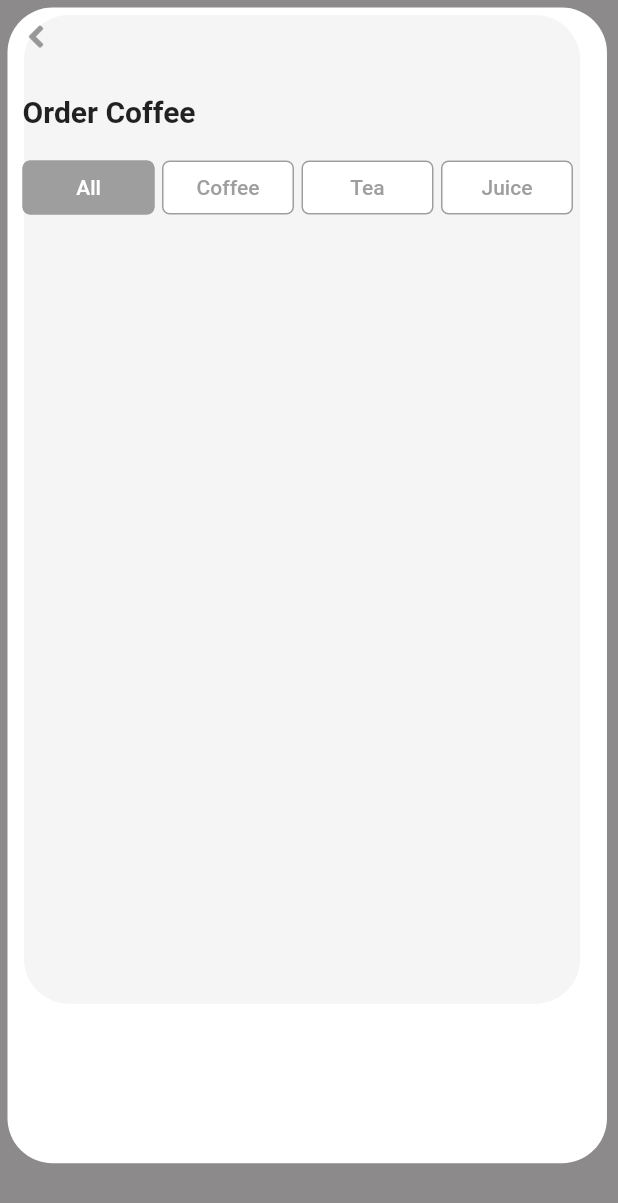
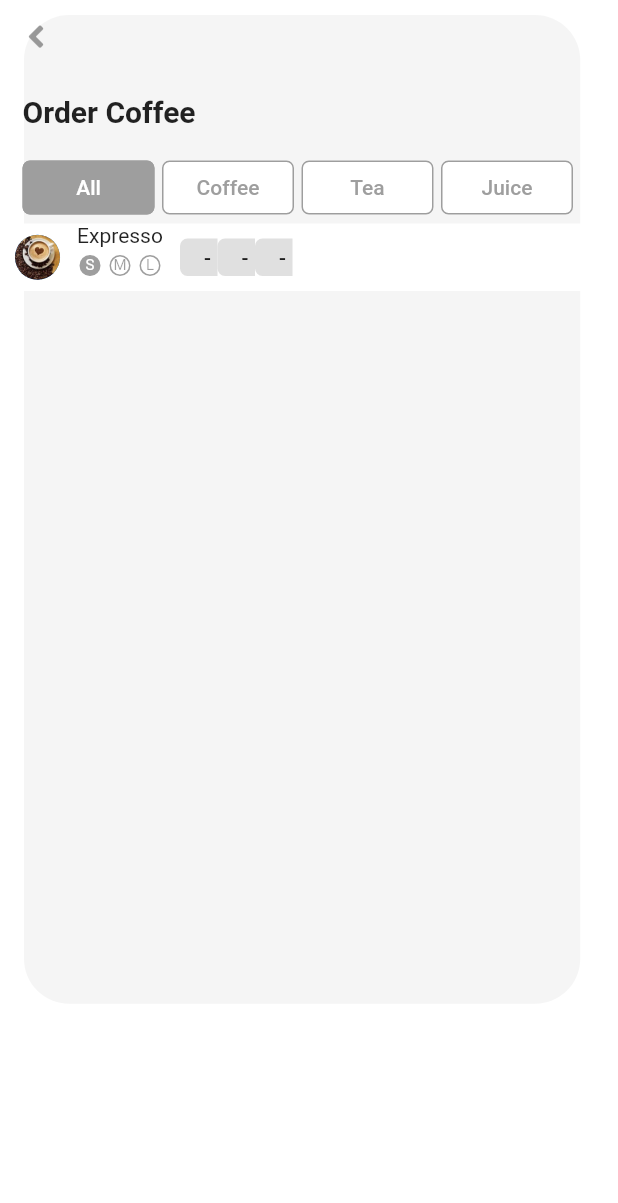
Before and after one commit to jjbordonfranco/ordercoffee, a Flutter app: the screen it shows after launch, on a phone screen of 412 x 824 dp. Shown: the top 1203 px of the screen. Run offline on Flutter 3.47's test engine with Material 2 defaults, Android fonts, the phone set to English and light mode, and no system bars; our stand-ins replace font_awesome_flutter.

```diff
--- a/lib/main.dart
+++ b/lib/main.dart
@@ -5,6 +5,7 @@ import 'package:ordercoffee/src/pages/home_page.dart';
 void main() => runApp(MyApp());
 
 class MyApp extends StatelessWidget {
+
   @override
   Widget build(BuildContext context) {
     return MaterialApp(
--- a/lib/src/pages/home_page.dart
+++ b/lib/src/pages/home_page.dart
@@ -8,7 +8,6 @@ import 'package:ordercoffee/src/widgets/top_app_bar.dart';
 class HomePage extends StatelessWidget {
   const HomePage({Key key}) : super(key: key);
 
-  @override
   Widget build(BuildContext context) {
     return Scaffold(
        body: SafeArea(
@@ -24,12 +23,99 @@ class HomePage extends StatelessWidget {
                     scrollDirection: Axis.horizontal,
                     child: BotonesDesplazables(),
                   ),
+                  ListaArticulos(),
                 ],
               )
             ]
           ),
        ),
     );
+  }
+}
+
+class ListaArticulos extends StatelessWidget {
+  @override
+  Widget build(BuildContext context) {
+    return Container(
+      height: 45.0,
+      color: Colors.white,
+      child: Row(
+        children: <Widget>[
+          SizedBox(width: 10.0),
+          imagenRedondeada('assets/capuccino.jpeg'),
+          SizedBox(width:10.0),
+          producto('Expresso'),
+          SizedBox(width:10.0),
+          cantidadProducto(),
+        ],
+      ),
+    );
+    }
+
+  //iconos para seleccionar la cantidad del producto
+  Widget cantidadProducto(){
+    return Row(
+      children: <Widget>[
+        dibujaBoton('-'),
+        dibujaBoton('-'),
+        dibujaBoton('-'),
+      ],
+    );
+  }
+
+  Widget dibujaBoton(String texto){
+    return SizedBox(
+      width: 25.0,
+      height: 25.0,
+      child: FlatButton(
+        shape: RoundedRectangleBorder(
+          borderRadius: BorderRadius.only(
+            topLeft: Radius.circular(5.0),
+            bottomLeft: Radius.circular(5.0),
+          ),
+        ),
+        color: Colors.grey[300],
+        onPressed: (){},
+        child:  Text(texto,textAlign: TextAlign.right,),  //Center alinea texto en vertical
+      ),
+    );
+  }
+
+  Widget imagenRedondeada(String enlace){
+    return CircleAvatar(
+          radius: 15.0,
+          backgroundImage:   AssetImage(enlace),
+        );
+  }
+
+  Widget producto(String descripcion){
+    return Column(
+      children: <Widget>[
+        Text(descripcion),
+        SizedBox(height:5.0),
+        Row(
+          crossAxisAlignment: CrossAxisAlignment.start ,
+          children: <Widget>[
+            icono('S', true),
+            icono('M', false),
+            icono('L', false),
+          ],
+        ),
+      ],
+    );
+  }
+
+  Widget icono(String texto, bool seleccionado){
+    return Container(
+      width: 20.0,
+      decoration: BoxDecoration(
+        color: seleccionado ? Colors.grey : Colors.white,
+        shape: BoxShape.circle,
+        border: Border.all(color: Colors.grey)
+      ),
+      child: Text('$texto', textAlign: TextAlign.center, style: TextStyle(fontSize:10, color: seleccionado ? Colors.white : Colors.black38)),
+    );
+
   }
 }
 
--- a/lib/src/widgets/botones_desplazables.dart
+++ b/lib/src/widgets/botones_desplazables.dart
@@ -9,7 +9,11 @@ class BotonesDesplazables extends StatefulWidget{
 
 class _BotonesDesplazablesState extends State<BotonesDesplazables> {
   List<bool> presionado = [true,false,false,false];
+  @override
+  void initState() {
+    super.initState();
 
+  }
   @override
   Widget build(BuildContext context) {
 
--- a/lib/src/widgets/fondo_pantalla.dart
+++ b/lib/src/widgets/fondo_pantalla.dart
@@ -9,8 +9,8 @@ class FondoPantalla extends StatelessWidget {
 
     return Stack(
           children: <Widget>[
-            fondoGrisPrincipal(),
-            fondoBlanco(size),
+            fondoPrincipal(),
+            // fondoBlanco(size),
             fondoGris(size),
           ],
     );
@@ -49,8 +49,9 @@ fondoBlanco(Size size) {
   );
 }
 
-fondoGrisPrincipal() {
+fondoPrincipal() {
   return Container(
-    color: Color.fromRGBO(140, 138, 138, 1.00)
+    // color: Color.fromRGBO(140, 138, 138, 1.00) //fondo gris
+    color: Color.fromRGBO(255, 255, 255, 1.00), //fondo blanco
   );
 }
--- a/pubspec.yaml
+++ b/pubspec.yaml
@@ -42,8 +42,8 @@ flutter:
   uses-material-design: true
 
   # To add assets to your application, add an assets section, like this:
-  # assets:
-  #  - images/a_dot_burr.jpeg
+  assets:
+    - assets/
   #  - images/a_dot_ham.jpeg
 
   # An image asset can refer to one or more resolution-specific "variants", see
```
Also changed, not shown: assets/americano.jpeg (added), assets/borbone.jpeg (added), assets/capuccino.jpeg (added), assets/descafeinado.jpeg (added), assets/expresso.jpeg (added), assets/irlandes.jpeg (added), assets/mocchiato.jpeg (added). Lines whose indentation alone changed are shown as unchanged.
